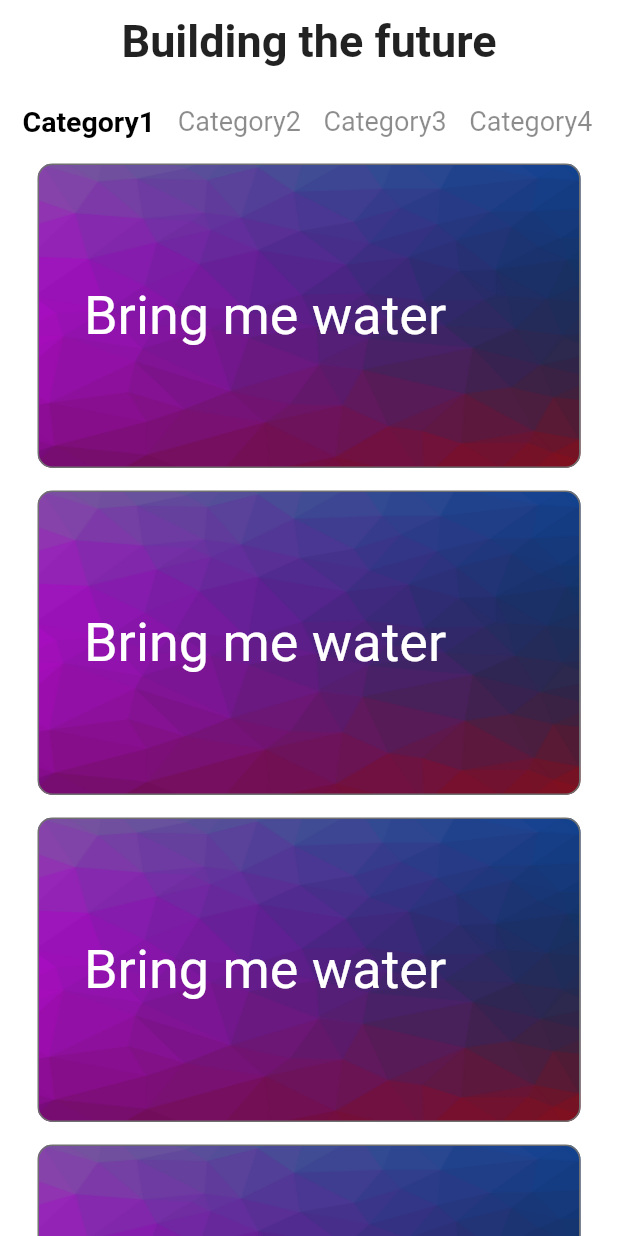
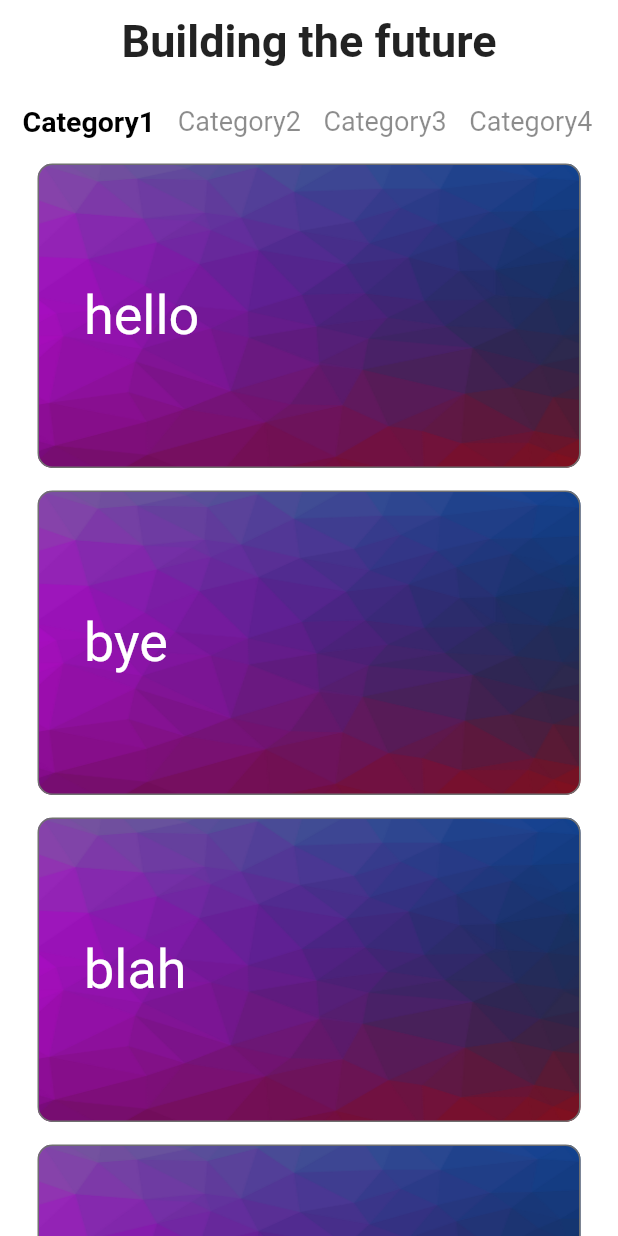
Before and after one commit to betaoverflow/donna, a Flutter app: the HomePage widget shown alone on an empty page, opened directly, on a phone screen of 412 x 824 dp. Run offline on Flutter 3.47's test engine with Material 2 defaults, Android fonts, the phone set to English and light mode, and no system bars; our stand-ins replace animated_theme_switcher, bubble_bottom_bar, flutter_tts; network calls fail.

Commit message:
Feat: Home page dynamic init

```diff
--- a/lib/screens/homePage.dart
+++ b/lib/screens/homePage.dart
@@ -1,6 +1,8 @@
 import 'package:donna/widgets/card.dart';
 import 'package:flutter/material.dart';
 import 'package:donna/model/categories.dart';
+
+List<String> subtitleArr = ["hello","bye","blah","bluh","zexxedce"];
 
 class HomePage extends StatefulWidget {
   const HomePage({Key? key}) : super(key: key);
@@ -90,9 +92,9 @@ class _HomePageState extends State<HomePage>
               controller: _tabController,
               children: List.generate(categories.length, (index) {
                 return ListView.builder(
-                  itemCount: 5,
+                  itemCount: subtitleArr.length,
                   itemBuilder: (context, index) {
-                    return VoiceCard();
+                    return VoiceCard(subtitle: subtitleArr[index],content: subtitleArr[index],);
                   },
                   padding: EdgeInsets.symmetric(horizontal: 25),
                 );
--- a/lib/widgets/card.dart
+++ b/lib/widgets/card.dart
@@ -1,11 +1,13 @@
 import 'package:flutter/material.dart';
 import 'package:flutter_tts/flutter_tts.dart';
+import 'package:donna/model/buttons.dart';
 
 class VoiceCard extends StatelessWidget {
   final FlutterTts flutterTts =FlutterTts();
-  final imageUrl, subtitle;
+  final imageUrl, subtitle, content;
   VoiceCard(
       {Key? key,
+      this.content="Hi",
       this.imageUrl = "assets/gradient-background-2.jpg",
       this.subtitle = "Bring me water"})
       : super(key: key);
@@ -13,7 +15,7 @@ class VoiceCard extends StatelessWidget {
   Widget build(BuildContext context) {
     speak() async{
       // await flutterTts.setVoice({"name": "Karen", "locale": "en-AU"});
-      await flutterTts.speak("Bring me water");
+      await flutterTts.speak(content);
     }
     return Padding(
       padding: EdgeInsets.only(top: 15),
```
Also changed, not shown: lib/model/buttons.dart (added, +28 -0 lines).
